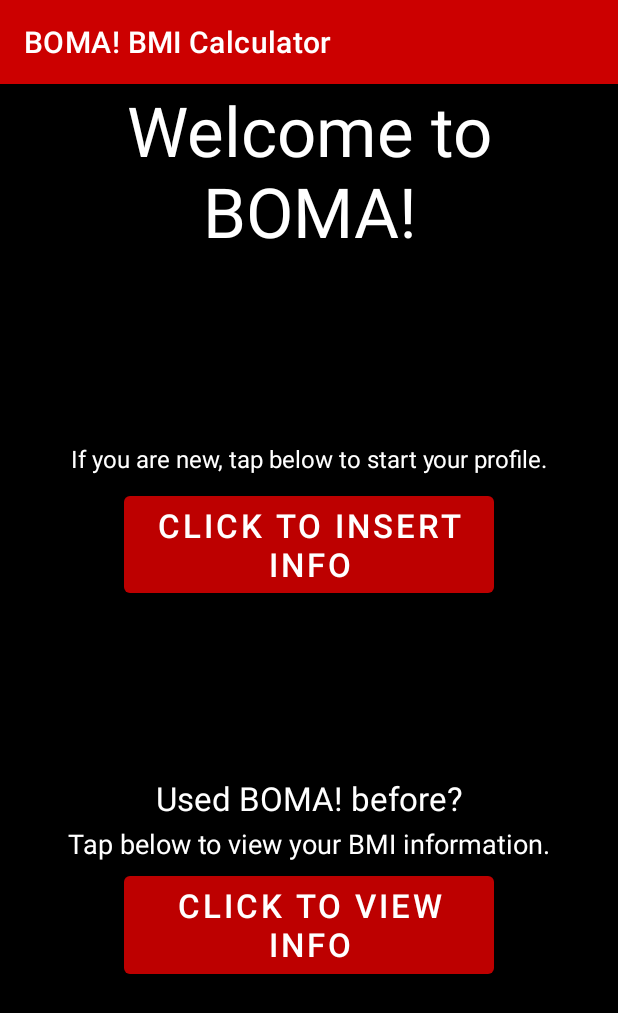
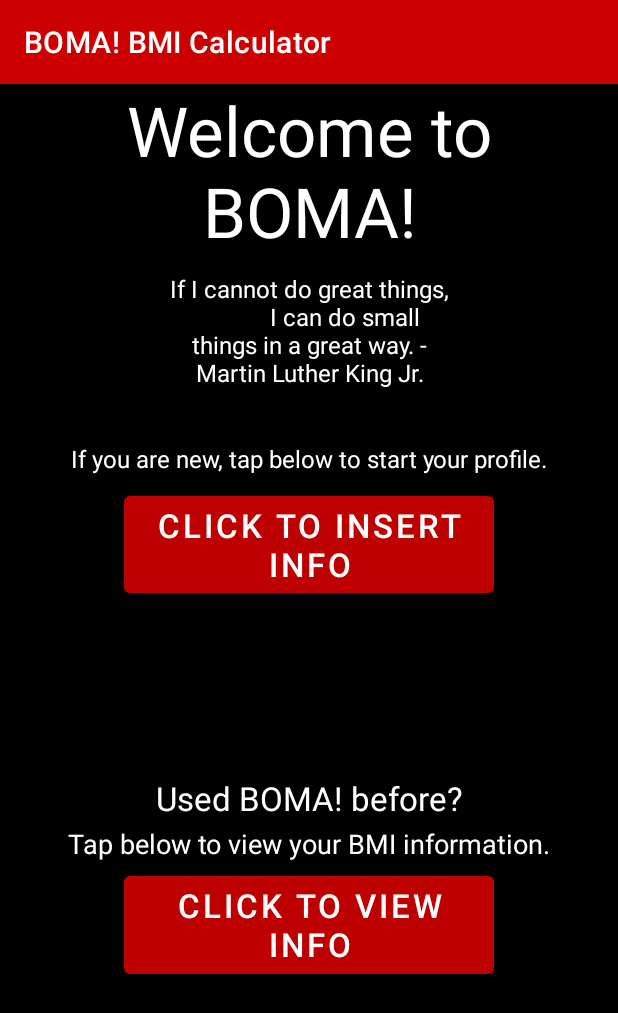
Before and after one commit to Android-JCPP-Servo/BOMA, an Android app: the screen it shows after launch (MainActivity), on a phone screen of 412 x 824 dp. Shown: the top 1013 px of the screen. Run offline under Robolectric (Android 15) with nearby library versions, the phone set to English and light mode, and no system bars.

Commit message:
I added in the quotes

```diff
--- a/app/src/main/java/com/team02/boma/MainActivity.java
+++ b/app/src/main/java/com/team02/boma/MainActivity.java
@@ -10,9 +10,12 @@ import android.os.Build;
 import android.os.Bundle;
 import android.preference.PreferenceManager;
 import android.view.View;
+import android.widget.TextView;
 import android.widget.Toast;
 
 import androidx.appcompat.app.AppCompatActivity;
+
+import java.util.Random;
 
 public class MainActivity extends AppCompatActivity {
 
@@ -49,6 +52,9 @@ public class MainActivity extends AppCompatActivity {
             editor.putInt("total_launches", i);
             editor.apply();
         }
+
+        //sets quote
+        quote();
     }
 
     private void createNotificationChannel() {
@@ -87,4 +93,18 @@ public class MainActivity extends AppCompatActivity {
     public void viewPreviousProfile(View view) {
         presenter.view.ShowWelcomeBackActivity();
     }
+
+    public void quote(){
+        TextView tvQuote =  findViewById(R.id.quote);
+
+        // Get the array of Strings from the strings.xml file
+        String[] Quotes = getResources().getStringArray(R.array.quotes);
+
+        // Initialize a Randomizer
+        int randomNumber = new Random().nextInt(Quotes.length);
+
+        // Set the TextView to the recommendation
+        tvQuote.setText(Quotes[randomNumber]);
+
+    }
 }
--- a/app/src/main/res/layout/activity_main.xml
+++ b/app/src/main/res/layout/activity_main.xml
@@ -203,4 +203,26 @@
         android:layout_height="wrap_content"
         android:orientation="vertical"
         app:layout_constraintGuide_percent=".10" />
+
+    <TextView
+        android:id="@+id/quote"
+        android:layout_width="191dp"
+        android:layout_height="87dp"
+        android:layout_marginStart="195dp"
+        android:layout_marginTop="2dp"
+        android:layout_marginEnd="216dp"
+        android:layout_marginBottom="20dp"
+        android:autoSizeMaxTextSize="100sp"
+        android:autoSizeMinTextSize="12sp"
+        android:autoSizeStepGranularity="2sp"
+        android:autoSizeTextType="uniform"
+        android:gravity="center"
+        android:textAlignment="center"
+        android:textColor="#FFFFFF"
+        app:layout_constraintBottom_toTopOf="@+id/textView2"
+        app:layout_constraintEnd_toEndOf="parent"
+        app:layout_constraintHorizontal_bias="0.445"
+        app:layout_constraintStart_toStartOf="parent"
+        app:layout_constraintTop_toBottomOf="@+id/welcome" />
+
 </androidx.constraintlayout.widget.ConstraintLayout>
--- a/app/src/main/res/values/strings.xml
+++ b/app/src/main/res/values/strings.xml
@@ -119,5 +119,39 @@
         <item>Jogging for 10 minutes</item>
     </string-array>
 
+    <!--quote-->
+    <string-array name="quotes">
+        <item>"Success is not final, failure is not fatal:
+            it is the courage to continue that counts." - Winston Churchill</item>
+        <item>"Never bend your head. Always hold it high.
+            Look the world straight in the eye." - Helen Keller</item>
+        <item>"Believe you can and you\'re halfway there" - Theodore Roosevelt</item>
+        <item>"Life is like riding a bicycle.
+            To keep your balance, you must keep moving." - Albert Einstein</item>
+        <item>"Nothing is impossible.
+            The word itself says I/'m possible" - Audrey Hepburn</item>
+        <item>"You are never too old to set another goal
+            or to dream a new dream" - C.S. Lewis</item>
+        <item>"Sometimes you will never know the value of a moment,
+            until it becomes a memory." - Dr. Seuss</item>
+        <item>"You must do the things you think you cannot do." - Eleanor roosevelt</item>
+        <item>"Be the change that you wish to see in the world." - Mahatma Gandhi</item>
+        <item>"Let us make our Future now,
+            and let us make our dreams tomorrow/'s reality." - Malala Yousafzai</item>
+        <item>"If I cannot do great things,
+            I can do small things in a great way." - Martin Luther King Jr.</item>
+        <item>"Spread love everywhere you go" - Mother Teresa</item>
+        <item>"The best way to get started is to quite talking and begin doing." - Walt Disney</item>
+        <item>"The only limit to our realization
+            of tomorrow will be our doubts of today." - Franklin D. Roosevelt</item>
+        <item>"Memories of our lives, of our works and
+            our deeds will continue in others." - Rosa Parks</item>
+        <item>"How wonderful it is that nobody need wait
+            a single moment before starting to improve the world" - Anne Frank</item>
+        <item>"the best way to cheer yourself up is to
+            try to cheer somebody else up" - Mark Twain</item>
+
+    </string-array>
+
 
 </resources>
```
